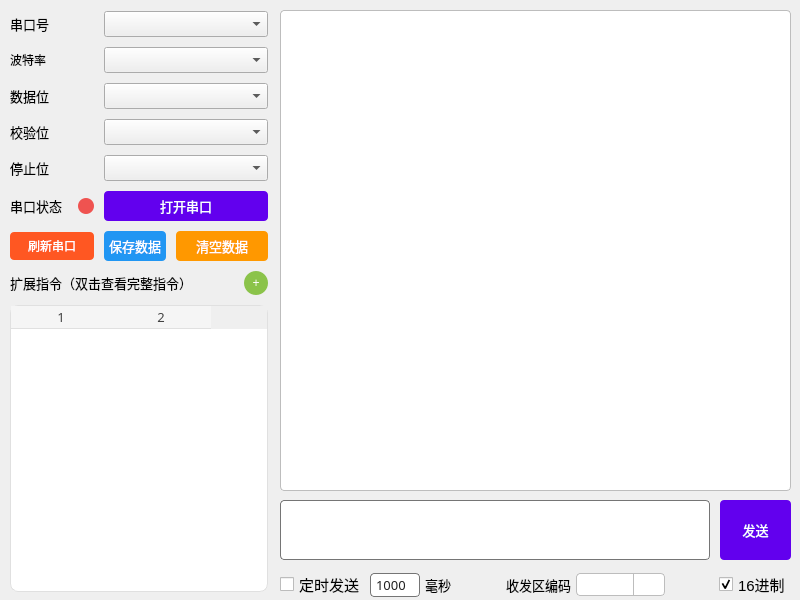
Old version of the form mainwindow.ui in the repository AndroidCoderPeng/serial_port_debugger.
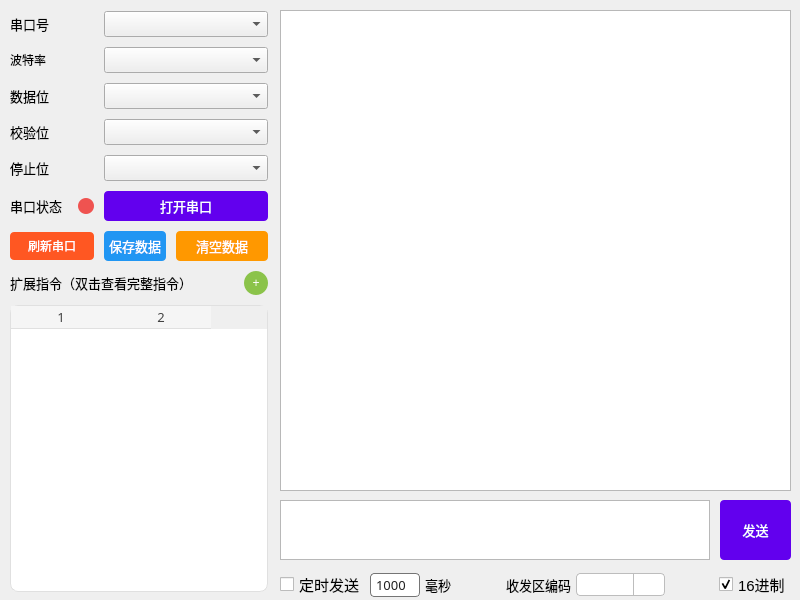
New version of the form. Icons and pictures are not drawn.

Commit message:
refactor(ui): 优化文本编辑框样式设置
- 提取文本编辑框样式设置代码到单独的函数 setPlainTextEditStyle
- 更新样式表以匹配最新的设计要求- 将 userInputView 从 QTextEdit 更改为 QPlainTextEdit
- 移除冗余的样式表属性，简化代码结构

```diff
--- a/mainwindow.ui
+++ b/mainwindow.ui
@@ -40,20 +40,8 @@
       <bold>false</bold>
      </font>
     </property>
-    <property name="styleSheet">
-     <string notr="true">QPlainTextEdit {background-color:#FFFFFF;color:#212121;border-radius:4px;padding:0px 3px;border:1px solid #BDBDBD;font:10pt &quot;微软雅黑&quot;}
-QPlainTextEdit:focus {border:1px solid #6200EE}
-QPlainTextEdit:hover {border-color:#757575}
-QPlainTextEdit:disabled {background-color:#E0E0E0;color:#9E9E9E;border-color:#BDBDBD}
-QScrollBar:vertical {background-color:#F5F5F5;width:12px;margin:0px 0px 0px 0px}
-QScrollBar::handle:vertical {background-color:#BDBDBD;min-height:20px;border-radius:6px}
-QScrollBar::add-line:vertical,
-QScrollBar::sub-line:vertical {background-color:transparent}
-QScrollBar::add-page:vertical,
-QScrollBar::sub-page:vertical {background-color:transparent}</string>
-    </property>
    </widget>
-   <widget class="QTextEdit" name="userInputView">
+   <widget class="QPlainTextEdit" name="userInputView">
     <property name="geometry">
      <rect>
       <x>280</x>
@@ -62,12 +50,6 @@
       <height>60</height>
      </rect>
     </property>
-    <property name="styleSheet">
-     <string notr="true">QTextEdit {border:1px solid #757575;border-radius:4px;padding:0px 3px;background-color:white;color:#212121;font:10pt &quot;微软雅黑&quot;}
-QTextEdit:hover {border-color:#6200EE}
-QTextEdit:focus {border-color:#6200EE}
-QTextEdit:disabled {background-color:#E0E0E0;color:#BDBDBD;border-color:#BDBDBD}</string>
-    </property>
    </widget>
    <widget class="QPushButton" name="sendDataButton">
     <property name="geometry">
```
The commit also changes 1 other file.
